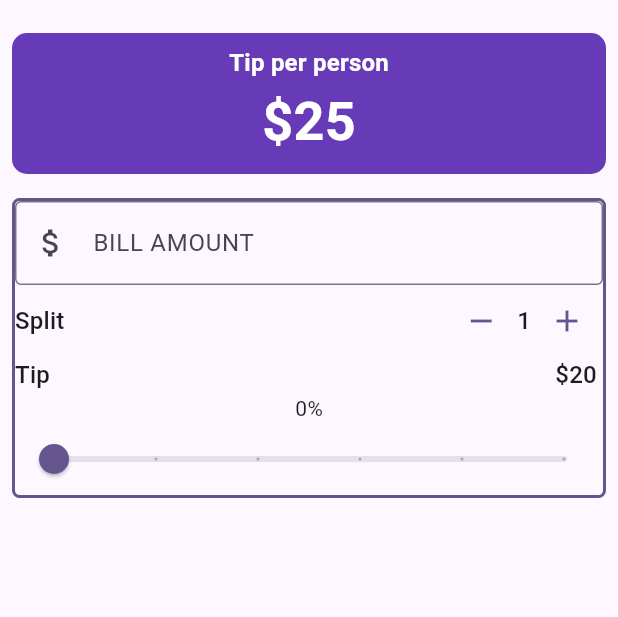
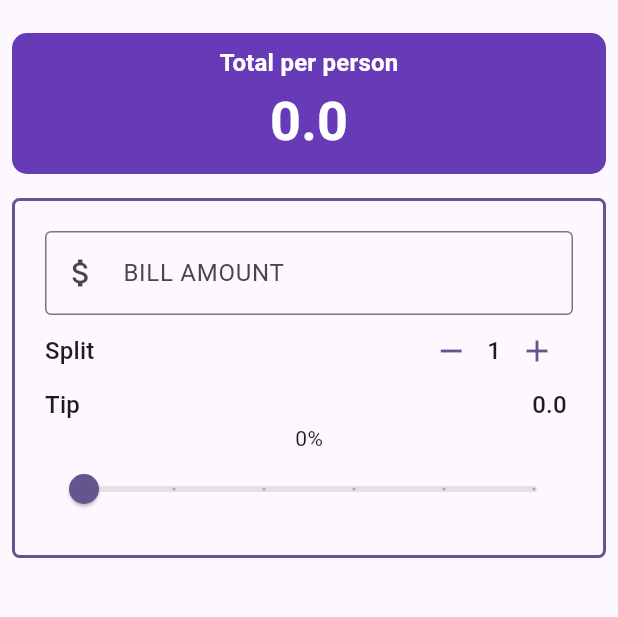
Before and after one commit to Junaidsawand/utip, a Flutter app: the screen it shows after launch, on a phone screen of 412 x 824 dp, the part 63-680 px from its top. Run offline on Flutter 3.47's test engine with Material 3 defaults, Android fonts, the phone set to English and light mode, and no system bars.

```diff
--- a/lib/main.dart
+++ b/lib/main.dart
@@ -1,4 +1,5 @@
 import 'package:flutter/material.dart';
+import 'package:utip/widgets/bill_amount_.dart';
 import 'package:utip/widgets/person_counter.dart';
 import 'package:utip/widgets/tip_slider.dart';
 
@@ -15,21 +16,6 @@ class MyApp extends StatelessWidget {
     return MaterialApp(
       title: 'UTip',
       theme: ThemeData(
-        // This is the theme of your application.
-        //
-        // TRY THIS: Try running your application with "flutter run". You'll see
-        // the application has a purple toolbar. Then, without quitting the app,
-        // try changing the seedColor in the colorScheme below to Colors.green
-        // and then invoke "hot reload" (save your changes or press the "hot
-        // reload" button in a Flutter-supported IDE, or press "r" if you used
-        // the command line to start the app).
-        //
-        // Notice that the counter didn't reset back to zero; the application
-        // state is not lost during the reload. To reset the state, use hot
-        // restart instead.
-        //
-        // This works for code too, not just values: Most code changes can be
-        // tested with just a hot reload.
         colorScheme: ColorScheme.fromSeed(
           seedColor: Color.fromARGB(255, 58, 4, 144),
         ),
@@ -50,6 +36,15 @@ class _UTipState extends State<UTip> {
   int _personCount = 1;
 
   double _tipPercentage = 0;
+  double _billTotal = 0;
+  double totalPerPerson() {
+    return (_billTotal * _tipPercentage + (_billTotal)) / _personCount;
+  }
+
+  double totalTip() {
+    return (_billTotal * _tipPercentage);
+  }
+
   //methods
   void increament() {
     setState(() {
@@ -68,6 +63,8 @@ class _UTipState extends State<UTip> {
   @override
   Widget build(BuildContext context) {
     var theme = Theme.of(context);
+    double total = totalPerPerson();
+    double totalT = totalTip();
     final style = theme.textTheme.titleMedium!.copyWith(
       color: theme.colorScheme.onPrimary,
       fontWeight: FontWeight.bold,
@@ -90,9 +87,9 @@ class _UTipState extends State<UTip> {
               ),
               child: Column(
                 children: [
-                  Text("Tip per person", style: style),
+                  Text("Total per person", style: style),
                   Text(
-                    "\$25",
+                    "$total",
                     style: style.copyWith(
                       color: theme.colorScheme.onPrimary,
                       fontSize: theme.textTheme.displaySmall?.fontSize,
@@ -105,21 +102,22 @@ class _UTipState extends State<UTip> {
           Padding(
             padding: const EdgeInsets.all(8.0),
             child: Container(
+              padding: const EdgeInsets.all(20),
               decoration: BoxDecoration(
                 borderRadius: BorderRadius.circular(5),
                 border: Border.all(color: theme.colorScheme.primary, width: 2),
               ),
               child: Column(
                 children: [
-                  TextField(
-                    decoration: const InputDecoration(
-                      border: OutlineInputBorder(),
-                      prefixIcon: Icon(Icons.attach_money),
-                      labelText: "BILL AMOUNT",
-                    ),
-                    keyboardType: TextInputType.number,
+                  BillAmountField(
+                    billAmount: _billTotal.toString(),
                     onChanged: (String value) {
-                      print("vlaue $value");
+                      // Handle the bill amount change
+                      // You can update the state or perform any action here
+                      // print("Bill Amount: $value");
+                      setState(() {
+                        _billTotal = double.parse(value);
+                      });
                     },
                   ),
                   //split bill area
@@ -134,7 +132,7 @@ class _UTipState extends State<UTip> {
                     mainAxisAlignment: MainAxisAlignment.spaceBetween,
                     children: [
                       Text("Tip ", style: theme.textTheme.titleMedium),
-                      Text("\$20 ", style: theme.textTheme.titleMedium),
+                      Text("$totalT ", style: theme.textTheme.titleMedium),
                     ],
                   ),
                   //slider text
--- /dev/null
+++ b/lib/widgets/bill_amount_.dart
@@ -0,0 +1,27 @@
+import 'package:flutter/material.dart';
+
+class BillAmountField extends StatelessWidget {
+  const BillAmountField({
+    super.key,
+    required this.billAmount,
+    required this.onChanged,
+  });
+  final String billAmount;
+  final ValueChanged<String> onChanged;
+
+  @override
+  Widget build(BuildContext context) {
+    return TextField(
+      decoration: const InputDecoration(
+        border: OutlineInputBorder(),
+        prefixIcon: Icon(Icons.attach_money),
+        labelText: "BILL AMOUNT",
+      ),
+      keyboardType: TextInputType.number,
+      onChanged: (String value) {
+        // Call the onChanged callback with the new value
+        onChanged(value);
+      },
+    );
+  }
+}
```
